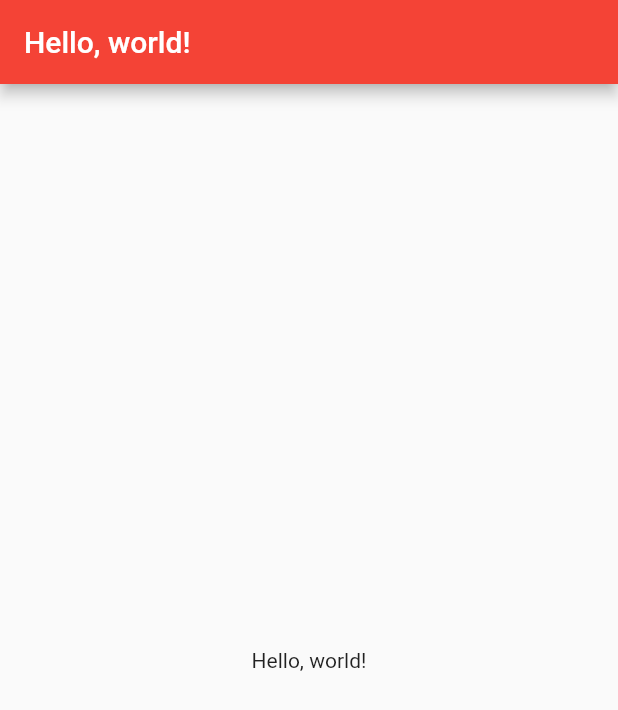
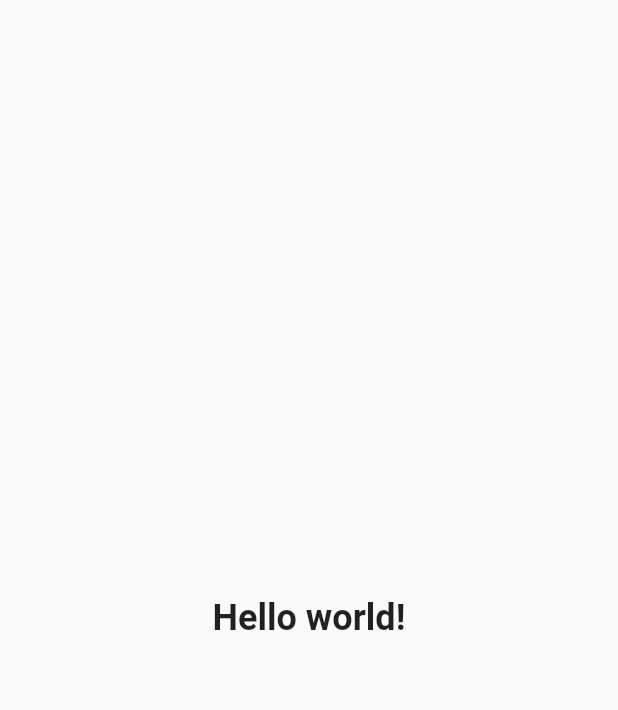
Before and after one commit to Bean791/flutter_application_2, a Flutter app: the screen it shows after launch, on a phone screen of 412 x 824 dp. Shown: the top 710 px of the screen. Run offline on Flutter 3.47's test engine with Material 2 defaults, Android fonts, the phone set to English and light mode, and no system bars.

```diff
--- a/lib/main.dart
+++ b/lib/main.dart
@@ -1,8 +1,6 @@
 import 'package:flutter/material.dart';
 
-void main() {
- runApp(MyApp());
-}
+void main() => runApp(MyApp());
 
 class MyApp extends StatelessWidget {
   @override
@@ -10,16 +8,32 @@ class MyApp extends StatelessWidget {
     return MaterialApp(
       title: 'Flutter Demo',
       theme: ThemeData(
-       primarySwatch: Colors.red,
+        primarySwatch: Colors.blue,
       ),
       home: Scaffold(
-       appBar: AppBar(
-         title: Text('Hello, world!'),
+        body: Center(
+          child: Heading( // mengubah widget Text
+            text:"Hello world!",
           ),
-       body: Center(
-         child: Text('Hello, world!'),
         ),
       ),
     );
   }
 }
+
+class Heading extends StatelessWidget {
+  final String text;
+
+  Heading({required this.text});
+
+  @override
+  Widget build(BuildContext context){
+    return Text(
+      text,
+      style: TextStyle(
+        fontSize: 24.0,
+        fontWeight: FontWeight.bold,
+      ),
+    );
+  }
+}
```
Lines whose indentation alone changed are shown as unchanged.
